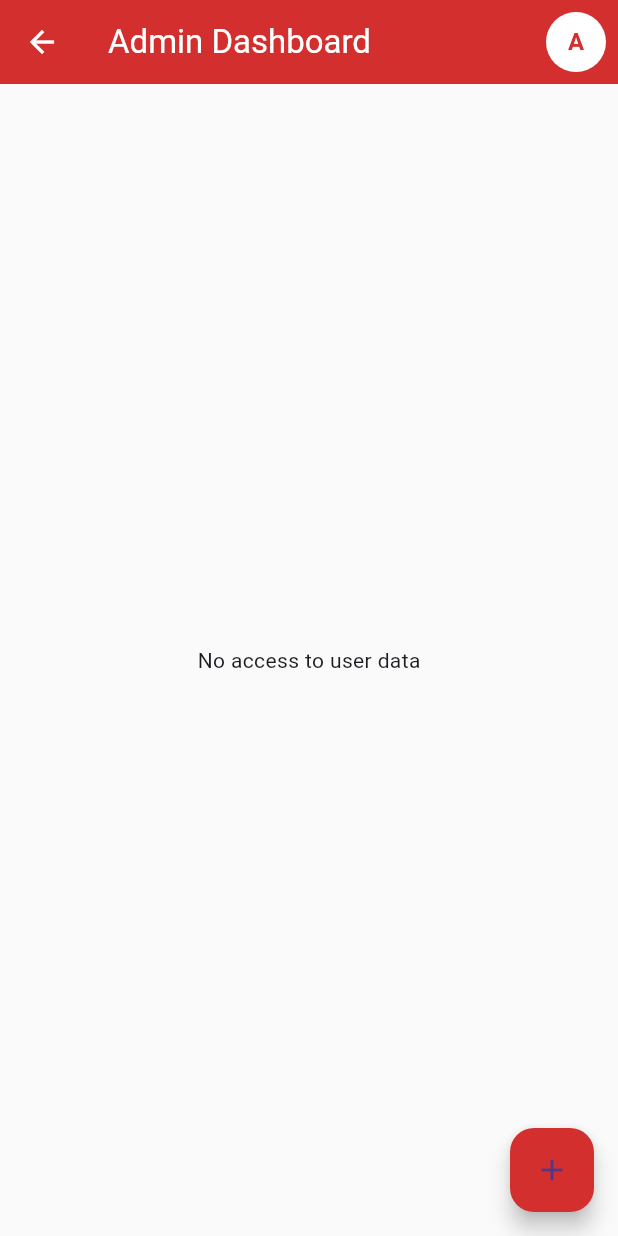
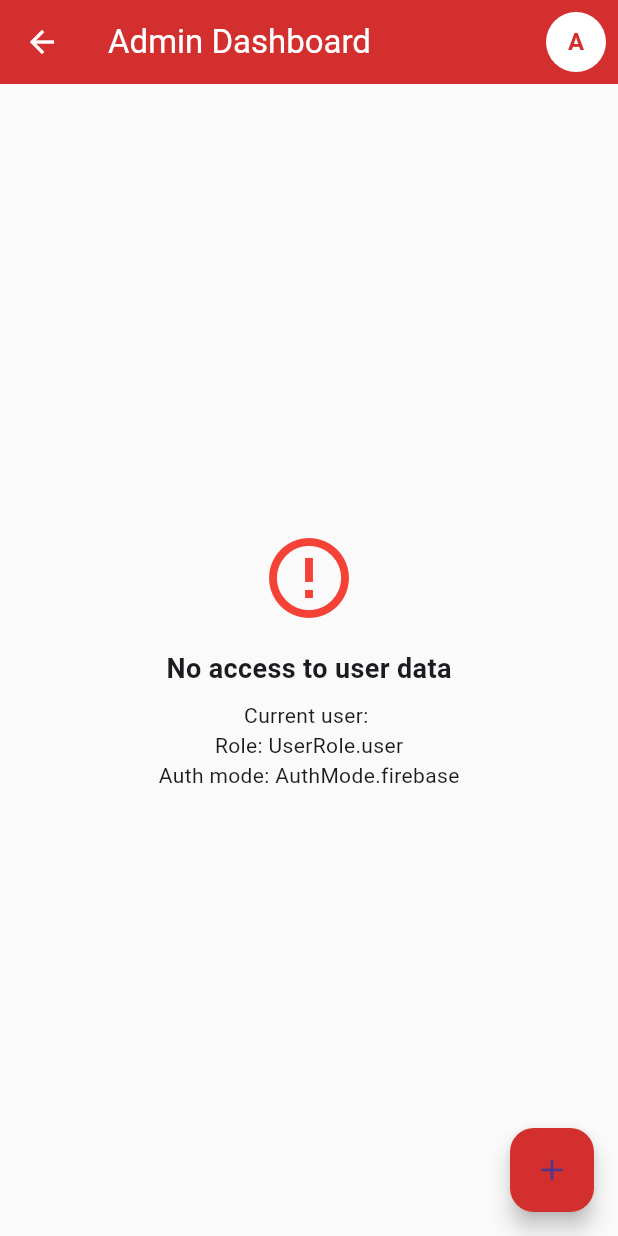
Before and after one commit to hopegaju/gira-inshuti-ai-mobile-app, a Flutter app: the AdminDashboard screen opened by its route, on a phone screen of 412 x 824 dp. Run offline on Flutter 3.47's test engine with Material 3 defaults, Android fonts, the phone set to English and light mode, and no system bars; our stand-ins replace cloud_firestore, firebase_auth, firebase_core, google_sign_in; accounts and stored records are empty.

Commit message:
feat: integrate Firebase login UI into admin dashboard screen

```diff
--- a/lib/screens/admin_dashboard.dart
+++ b/lib/screens/admin_dashboard.dart
@@ -13,6 +13,22 @@ class _AdminDashboardState extends State<AdminDashboard> {
   final _emailController = TextEditingController();
   final _passwordController = TextEditingController();
 
+  @override
+  void initState() {
+    super.initState();
+    // Debug logging
+    WidgetsBinding.instance.addPostFrameCallback((_) {
+      final authService = Provider.of<AuthService>(context, listen: false);
+      debugPrint('=== ADMIN DASHBOARD DEBUG ===');
+      debugPrint('Current user: ${authService.currentUser?.email}');
+      debugPrint('User role: ${authService.currentUser?.role}');
+      debugPrint('Auth mode: ${authService.authMode}');
+      debugPrint('Is using Firebase: ${authService.isUsingFirebase}');
+
+      final usersStream = authService.getAllUsers();
+      debugPrint('Users stream is null: ${usersStream == null}');
+    });
+  }
   @override
   void dispose() {
     _nameController.dispose();
@@ -150,28 +166,66 @@ class _AdminDashboardState extends State<AdminDashboard> {
       ),
       body: Consumer<AuthService>(
   builder: (context, authService, child) {
+    debugPrint('Consumer building...');
+    debugPrint('Current user in consumer: ${authService.currentUser?.email}');
+    debugPrint('User role in consumer: ${authService.currentUser?.role}');
+
     final usersStream = authService.getAllUsers();
+    debugPrint('Users stream in consumer: ${usersStream != null ? "not null" : "NULL"}');
 
     // Handle null stream (user not admin or demo mode)
     if (usersStream == null) {
+      debugPrint('ERROR: Users stream is null!');
       return Center(
-        child: Text('No access to user data'),
+        child: Column(
+          mainAxisAlignment: MainAxisAlignment.center,
+          children: [
+            Icon(Icons.error_outline, size: 64, color: Colors.red),
+            SizedBox(height: 16),
+            Text(
+              'No access to user data',
+              style: TextStyle(fontSize: 18, fontWeight: FontWeight.bold),
+            ),
+            SizedBox(height: 8),
+            Text('Current user: ${authService.currentUser?.email ?? "none"}'),
+            Text('Role: ${authService.currentUser?.role ?? "none"}'),
+            Text('Auth mode: ${authService.authMode}'),
+          ],
+        ),
       );
     }
 
     return StreamBuilder<List<User>>(
       stream: usersStream,
       builder: (context, snapshot) {
+        debugPrint('StreamBuilder state: ${snapshot.connectionState}');
+        debugPrint('Has error: ${snapshot.hasError}');
+        debugPrint('Error: ${snapshot.error}');
+        debugPrint('Has data: ${snapshot.hasData}');
+        debugPrint('Data length: ${snapshot.data?.length}');
         if (snapshot.connectionState == ConnectionState.waiting) {
           return Center(child: CircularProgressIndicator());
         }
 
         if (snapshot.hasError) {
-          return Center(child: Text('Error: ${snapshot.error}'));
-        }
-
-        if (!snapshot.hasData || snapshot.data!.isEmpty) {
-          return Center(child: Text('No users found'));
+          debugPrint('STREAM ERROR: ${snapshot.error}');
+          return Center(
+            child: Column(
+              mainAxisAlignment: MainAxisAlignment.center,
+              children: [
+                Icon(Icons.error_outline, size: 64, color: Colors.red),
+                SizedBox(height: 16),
+                Text('Error: ${snapshot.error}'),
+                SizedBox(height: 16),
+                ElevatedButton(
+                  onPressed: () {
+                    setState(() {}); // Force rebuild
+                  },
+                  child: Text('Retry'),
+                ),
+              ],
+            ),
+          );
         }
 
         final users = snapshot.data!;
```
